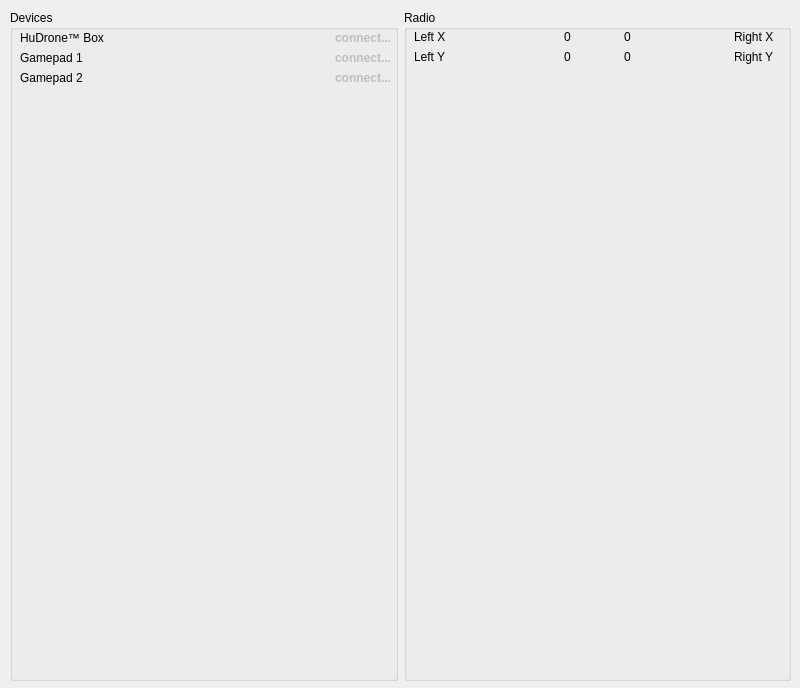
Old version of the form DESKTOP/app/dialogfly.ui in the repository houdini22/HuDrone.
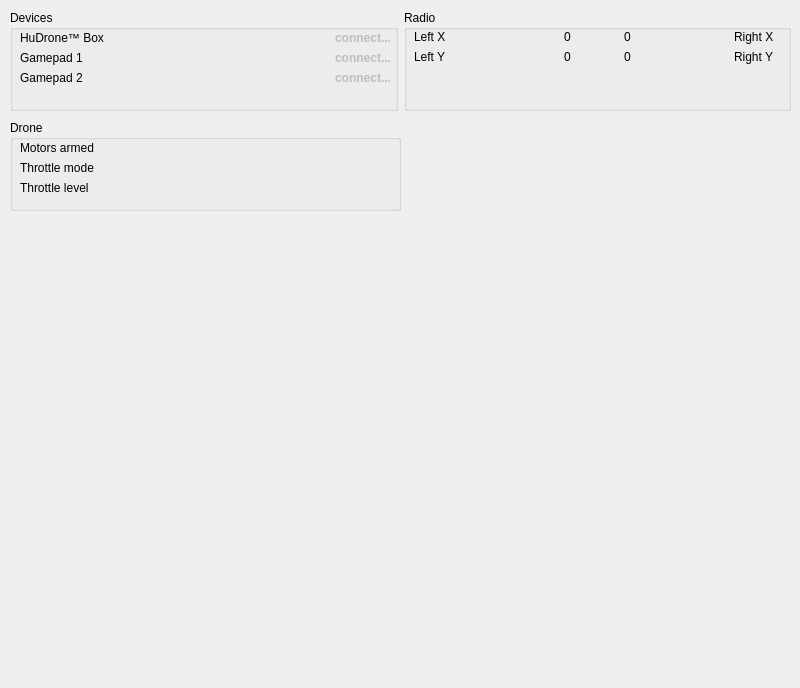
New version of the form.

```diff
--- a/DESKTOP/app/dialogfly.ui
+++ b/DESKTOP/app/dialogfly.ui
@@ -19,7 +19,7 @@
      <x>10</x>
      <y>10</y>
      <width>781</width>
-     <height>671</height>
+     <height>101</height>
     </rect>
    </property>
    <layout class="QHBoxLayout" name="horizontalLayout">
@@ -269,6 +269,64 @@
     </item>
    </layout>
   </widget>
+  <widget class="QWidget" name="horizontalLayoutWidget_2">
+   <property name="geometry">
+    <rect>
+     <x>10</x>
+     <y>120</y>
+     <width>391</width>
+     <height>91</height>
+    </rect>
+   </property>
+   <layout class="QHBoxLayout" name="horizontalLayout_2">
+    <item>
+     <widget class="QGroupBox" name="groupBox_3">
+      <property name="title">
+       <string>Drone</string>
+      </property>
+      <widget class="QLabel" name="label_8">
+       <property name="geometry">
+        <rect>
+         <x>10</x>
+         <y>20</y>
+         <width>141</width>
+         <height>16</height>
+        </rect>
+       </property>
+       <property name="text">
+        <string>Motors armed</string>
+       </property>
+      </widget>
+      <widget class="QLabel" name="label_9">
+       <property name="geometry">
+        <rect>
+         <x>10</x>
+         <y>40</y>
+         <width>141</width>
+         <height>16</height>
+        </rect>
+       </property>
+       <property name="text">
+        <string>Throttle mode</string>
+       </property>
+      </widget>
+      <widget class="QLabel" name="label_10">
+       <property name="geometry">
+        <rect>
+         <x>10</x>
+         <y>60</y>
+         <width>141</width>
+         <height>16</height>
+        </rect>
+       </property>
+       <property name="text">
+        <string>Throttle level</string>
+       </property>
+      </widget>
+     </widget>
+    </item>
+   </layout>
+  </widget>
  </widget>
  <resources/>
  <connections/>
```
